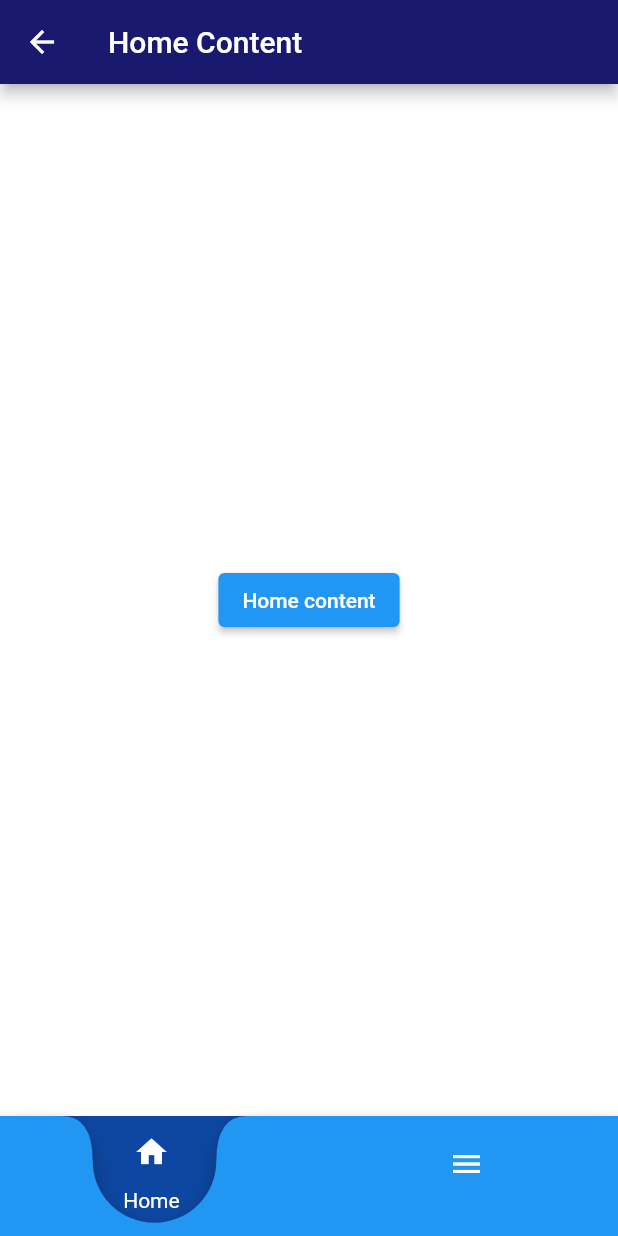
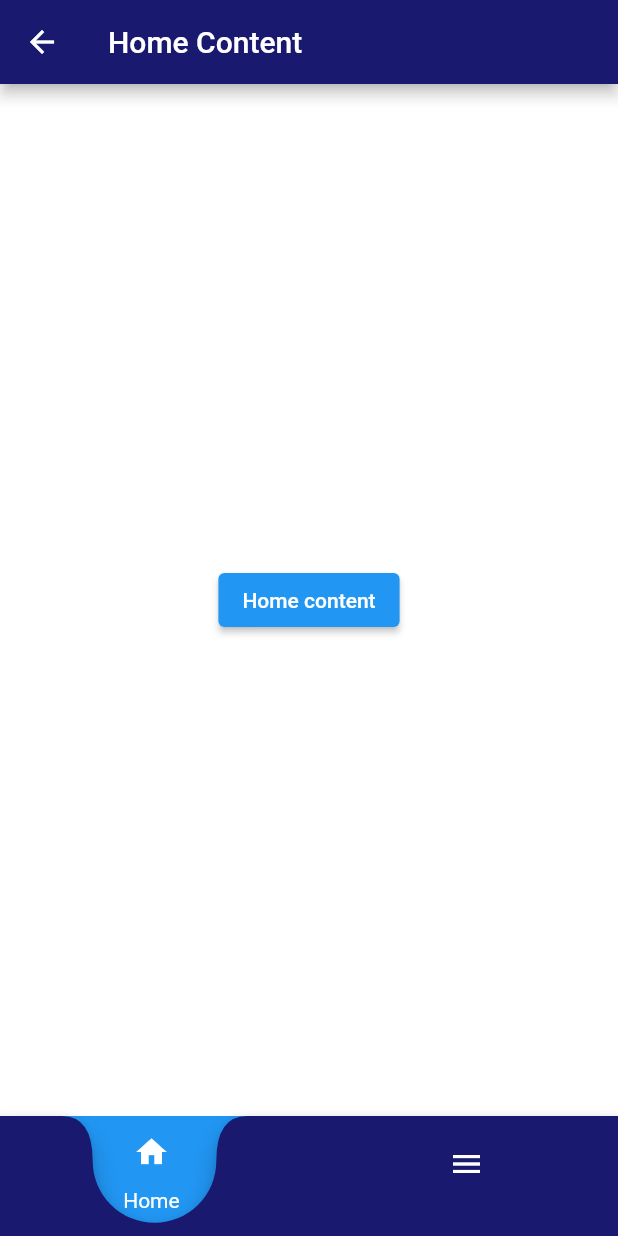
Before and after one commit to RibarrJR/fidelidade_android, a Flutter app: the screen it shows after launch, after a tap on "Entrar", on a phone screen of 412 x 824 dp. Run offline on Flutter 3.47's test engine with Material 2 defaults, Android fonts, the phone set to English and light mode, and no system bars; our stand-ins replace email_validator, mask_text_input_formatter; missing offline and left inert: cpf_cnpj_validator.

Commit message:
Feature/styles

```diff
--- a/lib/components/CustomAppBar.dart
+++ b/lib/components/CustomAppBar.dart
@@ -29,10 +29,12 @@ class CustomAppBar extends StatelessWidget with PreferredSizeWidget {
                 ),
               ),
               height: 52,
-              child: Text(
-                title,
-                textAlign: TextAlign.center,
-                style: const TextStyle(color: Colors.white, fontSize: 36),
+              child: Center(
+                child: Text(
+                  title,
+                  textAlign: TextAlign.center,
+                  style: const TextStyle(color: Colors.white, fontSize: 36),
+                ),
               ),
             ),
           ],
--- a/lib/components/Input.dart
+++ b/lib/components/Input.dart
@@ -42,6 +42,5 @@ class Input extends StatelessWidget {
                     color: primaryColor, style: BorderStyle.solid, width: 1.7)),
             hintText: hintText,
             labelText: labelText));
-    ;
   }
 }
--- a/lib/constants.dart
+++ b/lib/constants.dart
@@ -10,3 +10,5 @@ const secondaryColor = Color(0xFF3D59AB);
 
 const background = Color(0xFFffffff);
 const textColor = Color(0xFFffffff);
+
+const gray = Color(0xFFC4C4C4);
--- a/lib/pages/Menu/components/MenuItem.dart
+++ b/lib/pages/Menu/components/MenuItem.dart
@@ -1,3 +1,4 @@
+import 'package:fidelidade_android/constants.dart';
 import 'package:flutter/material.dart';
 
 class AppMenuItem extends StatelessWidget {
@@ -19,7 +20,7 @@ class AppMenuItem extends StatelessWidget {
       child: ListTile(
         title: Row(
           mainAxisAlignment: MainAxisAlignment.spaceBetween,
-          children: [Text(pageName), icon],
+          children: [Text(pageName, style: TextStyle(color: primaryColor, fontWeight: FontWeight.w900),), icon],
         ),
         enableFeedback: true,
         enabled: true,
@@ -30,7 +31,7 @@ class AppMenuItem extends StatelessWidget {
           thickness: 2,
           indent: 0,
           endIndent: 2,
-          color: Colors.black,
+          color: gray,
         ),
       ),
     );
--- a/lib/pages/SignUp/SignUpPage.dart
+++ b/lib/pages/SignUp/SignUpPage.dart
@@ -12,7 +12,8 @@ class SignUpPage extends StatefulWidget {
 class _SignUpPageState extends State<SignUpPage> {
   final GlobalKey<FormState> _formKey = GlobalKey<FormState>();
 
-  void _submit() {
+  void _submit(data) {
+    print(data);
     if (_formKey.currentState!.validate()) {
       Navigator.of(context).pushNamed('/signup/2');
     }
@@ -46,7 +47,7 @@ class _SignUpPageState extends State<SignUpPage> {
               ),
               SignUpForm(
                 formKey: _formKey,
-                onSubmit: _submit,
+                onSubmit: (data) => _submit(data),
               )
             ],
           ),
--- a/lib/pages/SignUp/SignUpSecondPage.dart
+++ b/lib/pages/SignUp/SignUpSecondPage.dart
@@ -11,7 +11,8 @@ class SignUpSecondPage extends StatefulWidget {
 class _SignUpsecondPageState extends State<SignUpSecondPage> {
   final GlobalKey<FormState> _formKey = GlobalKey<FormState>();
 
-  void _submit() {
+  void _submit(data) {
+    print(data);
     if (_formKey.currentState!.validate()) {
       Navigator.of(context).popAndPushNamed('/home');
     }
@@ -46,7 +47,7 @@ class _SignUpsecondPageState extends State<SignUpSecondPage> {
                 ),
                 SecondForm(
                   formKey: _formKey,
-                  onSubmit: _submit,
+                  onSubmit: (data) => _submit(data),
                 )
               ],
             ),
--- a/lib/pages/SignUp/components/SignUpForm.dart
+++ b/lib/pages/SignUp/components/SignUpForm.dart
@@ -13,7 +13,7 @@ class _FormData {
 
 class SignUpForm extends StatelessWidget {
   final GlobalKey<FormState> formKey;
-  final void Function() onSubmit;
+  final void Function(_FormData form) onSubmit;
 
   SignUpForm({Key? key, required this.formKey, required this.onSubmit})
       : super(key: key);
@@ -62,7 +62,7 @@ class SignUpForm extends StatelessWidget {
             LabelWithIcon(
               icon: Icons.arrow_forward,
               label: 'Proximo',
-              onTap: onSubmit,
+              onTap: () => onSubmit(_form),
             ),
             Container(
               height: 25,
--- a/lib/pages/SignUp/components/SignUpSecondForm.dart
+++ b/lib/pages/SignUp/components/SignUpSecondForm.dart
@@ -18,7 +18,7 @@ class _FormData {
 
 class SecondForm extends StatefulWidget {
   final GlobalKey<FormState> formKey;
-  final void Function() onSubmit;
+  final void Function(_FormData form) onSubmit;
 
   SecondForm({Key? key, required this.formKey, required this.onSubmit})
       : super(key: key);
@@ -133,7 +133,7 @@ class _SecondFormState extends State<SecondForm> {
                 LabelWithIcon(
                   icon: Icons.done,
                   label: 'Cadastrar',
-                  onTap: widget.onSubmit,
+                  onTap: () => widget.onSubmit(_form),
                 ),
               ],
             ),
--- a/lib/theme.dart
+++ b/lib/theme.dart
@@ -19,10 +19,11 @@ class MyTheme {
         buttonColor: primaryColor,
         textTheme: ButtonTextTheme.primary,
       ),
-      iconTheme: IconThemeData(color: primaryColor),
+      iconTheme: IconThemeData(color: gray),
       scaffoldBackgroundColor: background,
       cardColor: background,
       backgroundColor: background,
+
       colorScheme: ColorScheme.fromSwatch().copyWith(secondary: secondaryColor),
     );
   }
--- a/lib/widget/stateful/AppNavBar.dart
+++ b/lib/widget/stateful/AppNavBar.dart
@@ -1,3 +1,4 @@
+import 'package:fidelidade_android/constants.dart';
 import 'package:flutter/material.dart';
 
 class AppNavBar extends StatefulWidget {
@@ -27,7 +28,7 @@ class _AppNavBarState extends State<AppNavBar> {
     return Container(
       width: _size.width,
       height: 80,
-      color: Colors.blue[900],
+      color: Colors.blue ,
       child: Stack(
         children: [
           CustomPaint(
@@ -135,7 +136,7 @@ class NavBarCustomPainter extends CustomPainter {
   @override
   void paint(Canvas canvas, Size size) {
     Paint paint = Paint()
-      ..color = Colors.blue
+      ..color = primaryColor
       ..style = PaintingStyle.fill;
 
     Path path = Path();
```
